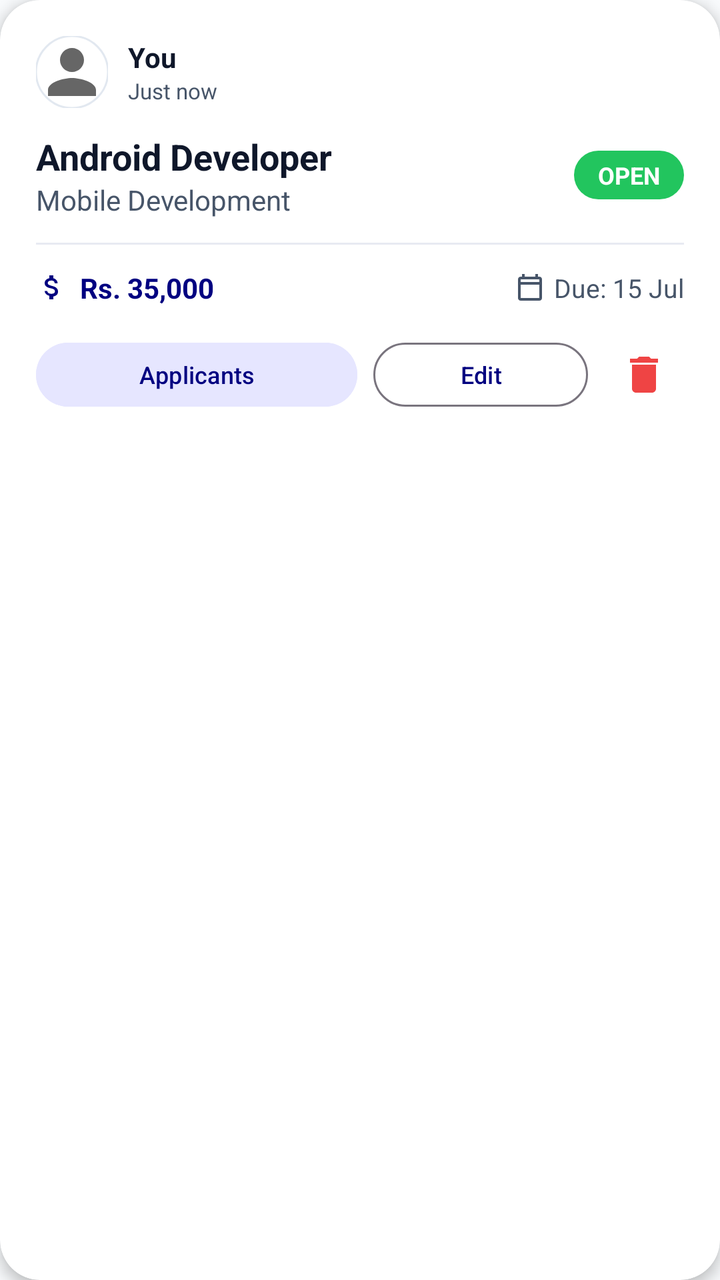
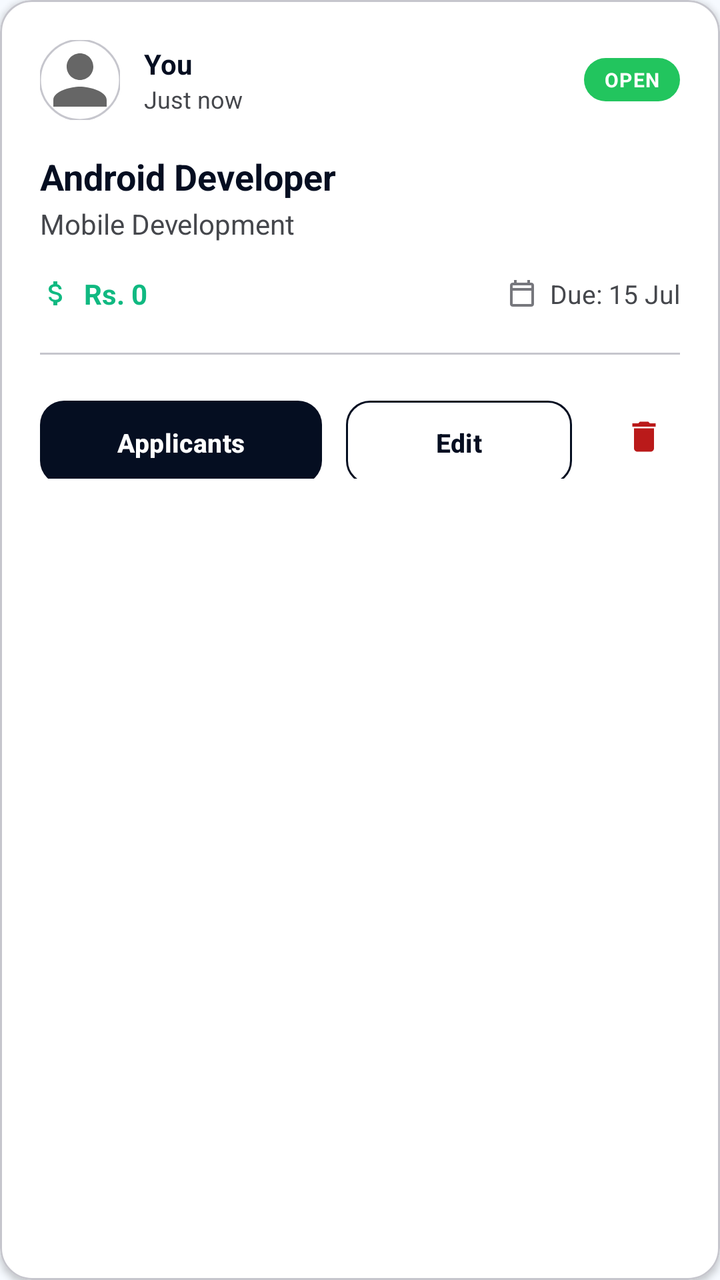

Two renders of the same Android screen: before a commit and after it. Below are the layout's source before the change and the commit's diff.
<!-- AndroidManifest.xml: application theme Theme.MiniJobHunt -->
<!-- res/layout/item_client_job.xml -->
<?xml version="1.0" encoding="utf-8"?>
<androidx.cardview.widget.CardView
    xmlns:android="http://schemas.android.com/apk/res/android"
    xmlns:app="http://schemas.android.com/apk/res-auto"
    android:layout_width="match_parent"
    android:layout_height="wrap_content"
    android:layout_marginHorizontal="8dp"
    android:layout_marginVertical="8dp"
    app:cardCornerRadius="20dp"
    app:cardElevation="4dp"
    app:cardBackgroundColor="@color/surface">

    <LinearLayout
        android:layout_width="match_parent"
        android:layout_height="wrap_content"
        android:orientation="vertical"
        android:padding="18dp">

        
        <LinearLayout
            android:layout_width="match_parent"
            android:layout_height="wrap_content"
            android:orientation="horizontal"
            android:gravity="center_vertical"
            android:layout_marginBottom="12dp">

            <com.google.android.material.imageview.ShapeableImageView
                android:id="@+id/imgClientProfile"
                android:layout_width="36dp"
                android:layout_height="36dp"
                android:scaleType="centerCrop"
                android:src="@drawable/ic_profile"
                app:shapeAppearanceOverlay="@style/CircleImage"
                app:strokeColor="@color/divider"
                app:strokeWidth="1dp" />

            <LinearLayout
                android:layout_width="wrap_content"
                android:layout_height="wrap_content"
                android:orientation="vertical"
                android:layout_marginStart="10dp">

                <LinearLayout
                    android:layout_width="wrap_content"
                    android:layout_height="wrap_content"
                    android:orientation="horizontal"
                    android:gravity="center_vertical">

                    <TextView
                        android:id="@+id/txtClientName"
                        android:layout_width="wrap_content"
                        android:layout_height="wrap_content"
                        android:text="You"
                        android:textColor="@color/text_primary"
                        android:textStyle="bold"
                        android:textSize="14sp" />

                    <ImageView
                        android:id="@+id/imgVerifiedBadge"
                        android:layout_width="20dp"
                        android:layout_height="20dp"
                        android:layout_marginStart="6dp"
                        android:src="@drawable/ic_verified"
                        android:visibility="gone"
                        android:contentDescription="Verified"/>

                </LinearLayout>

                <TextView
                    android:id="@+id/txtPostedAt"
                    android:layout_width="wrap_content"
                    android:layout_height="wrap_content"
                    android:text="Just now"
                    android:textColor="@color/text_secondary"
                    android:textSize="11sp" />

            </LinearLayout>

        </LinearLayout>

        <LinearLayout
            android:layout_width="match_parent"
            android:layout_height="wrap_content"
            android:gravity="center_vertical">

            <LinearLayout
                android:layout_width="0dp"
                android:layout_height="wrap_content"
                android:layout_weight="1"
                android:orientation="vertical">

                <TextView
                    android:id="@+id/txtTitle"
                    android:layout_width="wrap_content"
                    android:layout_height="wrap_content"
                    android:text="Android Developer"
                    android:textSize="18sp"
                    android:textStyle="bold"
                    android:textColor="@color/text_primary"/>

                <TextView
                    android:id="@+id/txtCategory"
                    android:layout_width="wrap_content"
                    android:layout_height="wrap_content"
                    android:text="Mobile Development"
                    android:textColor="@color/text_secondary"
                    android:textSize="14sp"/>

            </LinearLayout>

            <TextView
                android:id="@+id/txtStatus"
                android:layout_width="wrap_content"
                android:layout_height="wrap_content"
                android:text="OPEN"
                android:textStyle="bold"
                android:textSize="12sp"
                android:textColor="@android:color/white"
                android:paddingHorizontal="12dp"
                android:paddingVertical="4dp"
                android:background="@drawable/bg_status_open"/>

        </LinearLayout>

        <View
            android:layout_width="match_parent"
            android:layout_height="1dp"
            android:layout_marginVertical="12dp"
            android:background="#E8EAF2"/>

        <LinearLayout
            android:layout_width="match_parent"
            android:layout_height="wrap_content"
            android:orientation="horizontal"
            android:gravity="center_vertical">

            <ImageView
                android:layout_width="16dp"
                android:layout_height="16dp"
                android:src="@drawable/ic_money"
                app:tint="@color/primary" />

            <TextView
                android:id="@+id/txtBudget"
                android:layout_width="0dp"
                android:layout_height="wrap_content"
                android:layout_weight="1"
                android:layout_marginStart="6dp"
                android:text="Rs. 35,000"
                android:textStyle="bold"
                android:textColor="@color/primary"/>

            <ImageView
                android:layout_width="16dp"
                android:layout_height="16dp"
                android:src="@drawable/ic_calendar"
                app:tint="@color/text_secondary" />

            <TextView
                android:id="@+id/txtDeadline"
                android:layout_width="wrap_content"
                android:layout_height="wrap_content"
                android:layout_marginStart="4dp"
                android:text="Due: 15 Jul"
                android:textSize="13sp"
                android:textColor="@color/text_secondary"/>

        </LinearLayout>

        <LinearLayout
            android:id="@+id/layoutClientActions"
            android:layout_width="match_parent"
            android:layout_height="wrap_content"
            android:layout_marginTop="14dp"
            android:orientation="horizontal">

            <Button
                android:id="@+id/btnApplicants"
                android:layout_width="0dp"
                android:layout_height="40dp"
                android:layout_weight="1.5"
                android:text="Applicants"
                android:textSize="12sp"
                android:textAllCaps="false"
                android:backgroundTint="@color/primary_light"
                android:textColor="@color/primary"/>

            <Button
                android:id="@+id/btnEdit"
                style="?attr/materialButtonOutlinedStyle"
                android:layout_width="0dp"
                android:layout_height="40dp"
                android:layout_weight="1"
                android:layout_marginStart="8dp"
                android:text="Edit"
                android:textSize="12sp"
                android:textAllCaps="false"/>

            <ImageButton
                android:id="@+id/btnDelete"
                android:layout_width="40dp"
                android:layout_height="40dp"
                android:layout_marginStart="8dp"
                android:background="?attr/selectableItemBackgroundBorderless"
                android:src="@drawable/ic_delete"
                app:tint="@color/accent"/>

        </LinearLayout>

        <LinearLayout
            android:id="@+id/layoutCompletion"
            android:layout_width="match_parent"
            android:layout_height="wrap_content"
            android:layout_marginTop="12dp"
            android:orientation="vertical"
            android:visibility="gone">

            <Button
                android:id="@+id/btnViewWork"
                style="?attr/materialButtonOutlinedStyle"
                android:layout_width="match_parent"
                android:layout_height="45dp"
                android:text="View Submitted Work"
                android:textAllCaps="false"
                android:textColor="@color/info"
                android:visibility="gone"/>

            <Button
                android:id="@+id/btnMarkCompleted"
                android:layout_width="match_parent"
                android:layout_height="45dp"
                android:layout_marginTop="8dp"
                android:text="Mark as Completed"
                android:textAllCaps="false"
                android:backgroundTint="@color/success"
                android:textColor="@color/white" />

            <TextView
                android:id="@+id/btnRaiseConflict"
                android:layout_width="wrap_content"
                android:layout_height="wrap_content"
                android:layout_marginTop="12dp"
                android:layout_gravity="center"
                android:text="Problem? Raise a Conflict"
                android:textColor="@color/accent"
                android:textSize="13sp"
                android:textStyle="bold"
                android:padding="8dp" />

        </LinearLayout>

    </LinearLayout>

</androidx.cardview.widget.CardView>
<!-- resources referenced by this layout -->
<resources>
  <color name="accent">#EF4444</color>
  <color name="divider">#E2E8F0</color>
  <color name="info">#000080</color>
  <color name="primary">#000080</color>
  <color name="primary_light">#E6E6FF</color>
  <color name="success">#10B981</color>
  <color name="surface">#FFFFFF</color>
  <color name="text_primary">#0F172A</color>
  <color name="text_secondary">#475569</color>
  <color name="white">#FFFFFF</color>
  <style name="CircleImage">
          <item name="cornerSize">50%</item>
      </style>
  <style name="Theme.MiniJobHunt" parent="Base.Theme.MiniJobHunt" />
  <style name="Base.Theme.MiniJobHunt" parent="Theme.Material3.DayNight.NoActionBar">
          <item name="colorPrimary">@color/primary</item>
          <item name="colorOnPrimary">@color/white</item>
          <item name="colorPrimaryContainer">@color/primary_light</item>
          <item name="colorOnPrimaryContainer">@color/primary_dark</item>
  
          <item name="colorSecondary">@color/info</item>
          <item name="colorOnSecondary">@color/white</item>
  
          <item name="android:windowBackground">@color/background</item>
          <item name="android:statusBarColor">@color/background</item>
          <item name="android:windowLightStatusBar">true</item>
  
          
          <item name="textAppearanceHeadlineLarge">@style/AppText.HeadlineLarge</item>
          <item name="textAppearanceTitleMedium">@style/AppText.TitleMedium</item>
          <item name="textAppearanceBodyLarge">@style/AppText.BodyLarge</item>
      </style>
  <color name="primary_dark">#000066</color>
  <color name="background">#F8FAFC</color>
  <style name="AppText.HeadlineLarge">
          <item name="android:textSize">30sp</item>
          <item name="android:textStyle">bold</item>
          <item name="android:textColor">@color/text_primary</item>
          <item name="android:letterSpacing">-0.02</item>
      </style>
  <!-- unchanged entries left out for length: 8 -->
</resources>

<!-- the commit's change to res/layout/item_client_job.xml (unified diff, before → after) -->
@@ -1,20 +1,23 @@
 <?xml version="1.0" encoding="utf-8"?>
-<androidx.cardview.widget.CardView
+<com.google.android.material.card.MaterialCardView
     xmlns:android="http://schemas.android.com/apk/res/android"
     xmlns:app="http://schemas.android.com/apk/res-auto"
+    xmlns:tools="http://schemas.android.com/tools"
     android:layout_width="match_parent"
     android:layout_height="wrap_content"
-    android:layout_marginHorizontal="8dp"
+    android:layout_marginHorizontal="16dp"
     android:layout_marginVertical="8dp"
-    app:cardCornerRadius="20dp"
-    app:cardElevation="4dp"
-    app:cardBackgroundColor="@color/surface">
+    app:cardCornerRadius="16dp"
+    app:cardElevation="2dp"
+    app:strokeWidth="1dp"
+    app:strokeColor="@color/outline_variant"
+    app:cardBackgroundColor="@color/white">
 
     <LinearLayout
         android:layout_width="match_parent"
         android:layout_height="wrap_content"
         android:orientation="vertical"
-        android:padding="18dp">
+        android:padding="20dp">
 
         
         <LinearLayout
@@ -22,23 +25,24 @@
             android:layout_height="wrap_content"
             android:orientation="horizontal"
             android:gravity="center_vertical"
-            android:layout_marginBottom="12dp">
+            android:layout_marginBottom="16dp">
 
             <com.google.android.material.imageview.ShapeableImageView
                 android:id="@+id/imgClientProfile"
-                android:layout_width="36dp"
-                android:layout_height="36dp"
+                android:layout_width="40dp"
+                android:layout_height="40dp"
                 android:scaleType="centerCrop"
                 android:src="@drawable/ic_profile"
                 app:shapeAppearanceOverlay="@style/CircleImage"
-                app:strokeColor="@color/divider"
+                app:strokeColor="@color/outline_variant"
                 app:strokeWidth="1dp" />
 
             <LinearLayout
-                android:layout_width="wrap_content"
-                android:layout_height="wrap_content"
+                android:layout_width="0dp"
+                android:layout_height="wrap_content"
+                android:layout_weight="1"
                 android:orientation="vertical"
-                android:layout_marginStart="10dp">
+                android:layout_marginStart="12dp">
 
                 <LinearLayout
                     android:layout_width="wrap_content"
@@ -51,18 +55,18 @@
                         android:layout_width="wrap_content"
                         android:layout_height="wrap_content"
                         android:text="You"
-                        android:textColor="@color/text_primary"
+                        android:textColor="@color/primary"
                         android:textStyle="bold"
                         android:textSize="14sp" />
 
                     <ImageView
                         android:id="@+id/imgVerifiedBadge"
-                        android:layout_width="20dp"
-                        android:layout_height="20dp"
+                        android:layout_width="16dp"
+                        android:layout_height="16dp"
                         android:layout_marginStart="6dp"
                         android:src="@drawable/ic_verified"
                         android:visibility="gone"
-                        android:contentDescription="Verified"/>
+                        app:tint="@color/orange_primary" />
 
                 </LinearLayout>
 
@@ -72,39 +76,7 @@
                     android:layout_height="wrap_content"
                     android:text="Just now"
                     android:textColor="@color/text_secondary"
-                    android:textSize="11sp" />
-
-            </LinearLayout>
-
-        </LinearLayout>
-
-        <LinearLayout
-            android:layout_width="match_parent"
-            android:layout_height="wrap_content"
-            android:gravity="center_vertical">
-
-            <LinearLayout
-                android:layout_width="0dp"
-                android:layout_height="wrap_content"
-                android:layout_weight="1"
-                android:orientation="vertical">
-
-                <TextView
-                    android:id="@+id/txtTitle"
-                    android:layout_width="wrap_content"
-                    android:layout_height="wrap_content"
-                    android:text="Android Developer"
-                    android:textSize="18sp"
-                    android:textStyle="bold"
-                    android:textColor="@color/text_primary"/>
-
-                <TextView
-                    android:id="@+id/txtCategory"
-                    android:layout_width="wrap_content"
-                    android:layout_height="wrap_content"
-                    android:text="Mobile Development"
-                    android:textColor="@color/text_secondary"
-                    android:textSize="14sp"/>
+                    android:textSize="12sp" />
 
             </LinearLayout>
 
@@ -114,31 +86,45 @@
                 android:layout_height="wrap_content"
                 android:text="OPEN"
                 android:textStyle="bold"
-                android:textSize="12sp"
-                android:textColor="@android:color/white"
-                android:paddingHorizontal="12dp"
+                android:textSize="10sp"
+                android:textColor="@color/white"
+                android:paddingHorizontal="10dp"
                 android:paddingVertical="4dp"
-                android:background="@drawable/bg_status_open"/>
-
-        </LinearLayout>
-
-        <View
-            android:layout_width="match_parent"
-            android:layout_height="1dp"
-            android:layout_marginVertical="12dp"
-            android:background="#E8EAF2"/>
+                android:background="@drawable/bg_status_open"
+                android:letterSpacing="0.05" />
+
+        </LinearLayout>
+
+        <TextView
+            android:id="@+id/txtTitle"
+            android:layout_width="match_parent"
+            android:layout_height="wrap_content"
+            android:text="Android Developer"
+            android:textSize="18sp"
+            android:textStyle="bold"
+            android:textColor="@color/primary"/>
+
+        <TextView
+            android:id="@+id/txtCategory"
+            android:layout_width="match_parent"
+            android:layout_height="wrap_content"
+            android:layout_marginTop="2dp"
+            android:text="Mobile Development"
+            android:textColor="@color/text_secondary"
+            android:textSize="14sp"/>
 
         <LinearLayout
             android:layout_width="match_parent"
             android:layout_height="wrap_content"
             android:orientation="horizontal"
-            android:gravity="center_vertical">
+            android:gravity="center_vertical"
+            android:layout_marginTop="16dp">
 
             <ImageView
                 android:layout_width="16dp"
                 android:layout_height="16dp"
                 android:src="@drawable/ic_money"
-                app:tint="@color/primary" />
+                app:tint="@color/success" />
 
             <TextView
                 android:id="@+id/txtBudget"
@@ -146,64 +132,69 @@
                 android:layout_height="wrap_content"
                 android:layout_weight="1"
                 android:layout_marginStart="6dp"
-                android:text="Rs. 35,000"
+                android:text="Rs. 0"
                 android:textStyle="bold"
-                android:textColor="@color/primary"/>
+                android:textColor="@color/success"
+                android:textSize="14sp"/>
 
             <ImageView
                 android:layout_width="16dp"
                 android:layout_height="16dp"
                 android:src="@drawable/ic_calendar"
-                app:tint="@color/text_secondary" />
+                app:tint="@color/text_muted" />
 
             <TextView
                 android:id="@+id/txtDeadline"
                 android:layout_width="wrap_content"
                 android:layout_height="wrap_content"
-                android:layout_marginStart="4dp"
+                android:layout_marginStart="6dp"
                 android:text="Due: 15 Jul"
                 android:textSize="13sp"
                 android:textColor="@color/text_secondary"/>
 
         </LinearLayout>
 
+        <View
+            android:layout_width="match_parent"
+            android:layout_height="1dp"
+            android:layout_marginVertical="20dp"
+            android:background="@color/outline_variant"/>
+
         <LinearLayout
             android:id="@+id/layoutClientActions"
             android:layout_width="match_parent"
             android:layout_height="wrap_content"
-            android:layout_marginTop="14dp"
             android:orientation="horizontal">
 
-            <Button
+            <com.google.android.material.button.MaterialButton
                 android:id="@+id/btnApplicants"
-                android:layout_width="0dp"
-                android:layout_height="40dp"
-                android:layout_weight="1.5"
+                style="@style/AppButton.Primary"
+                android:layout_width="0dp"
+                android:layout_height="42dp"
+                android:layout_weight="1"
                 android:text="Applicants"
-                android:textSize="12sp"
-                android:textAllCaps="false"
-                android:backgroundTint="@color/primary_light"
-                android:textColor="@color/primary"/>
-
-            <Button
+                android:textSize="13sp"
+                android:textAllCaps="false" />
+
+            <com.google.android.material.button.MaterialButton
                 android:id="@+id/btnEdit"
-                style="?attr/materialButtonOutlinedStyle"
-                android:layout_width="0dp"
-                android:layout_height="40dp"
-                android:layout_weight="1"
-                android:layout_marginStart="8dp"
+                style="@style/AppButton.Ghost"
+                android:layout_width="0dp"
+                android:layout_height="42dp"
+                android:layout_weight="0.8"
+                android:layout_marginStart="12dp"
                 android:text="Edit"
-                android:textSize="12sp"
+                android:textSize="13sp"
                 android:textAllCaps="false"/>
 
-            <ImageButton
+            <com.google.android.material.button.MaterialButton
                 android:id="@+id/btnDelete"
-                android:layout_width="40dp"
-                android:layout_height="40dp"
-                android:layout_marginStart="8dp"
-                android:background="?attr/selectableItemBackgroundBorderless"
-                android:src="@drawable/ic_delete"
-                app:tint="@color/accent"/>
+                style="@style/Widget.Material3.Button.IconButton"
+                android:layout_width="42dp"
+                android:layout_height="42dp"
+                android:layout_marginStart="12dp"
+                app:icon="@drawable/ic_delete"
+                app:iconTint="@color/accent" />
 
         </LinearLayout>
 
@@ -211,32 +202,32 @@
             android:id="@+id/layoutCompletion"
             android:layout_width="match_parent"
             android:layout_height="wrap_content"
-            android:layout_marginTop="12dp"
             android:orientation="vertical"
-            android:visibility="gone">
-
-            <Button
+            android:visibility="gone"
+            tools:visibility="visible">
+
+            <com.google.android.material.button.MaterialButton
                 android:id="@+id/btnViewWork"
-                style="?attr/materialButtonOutlinedStyle"
+                style="@style/AppButton.Ghost"
                 android:layout_width="match_parent"
-                android:layout_height="45dp"
+                android:layout_height="42dp"
                 android:text="View Submitted Work"
                 android:textAllCaps="false"
-                android:textColor="@color/info"
-                android:visibility="gone"/>
-
-            <Button
+                android:visibility="gone" />
+
+            <com.google.android.material.button.MaterialButton
                 android:id="@+id/btnMarkCompleted"
+                style="@style/AppButton.Accent"
                 android:layout_width="match_parent"
-                android:layout_height="45dp"
-                android:layout_marginTop="8dp"
+                android:layout_height="42dp"
+                android:layout_marginTop="12dp"
                 android:text="Mark as Completed"
-                android:textAllCaps="false"
-                android:backgroundTint="@color/success"
-                android:textColor="@color/white" />
-
-            <TextView
+                android:textAllCaps="false" />
+
+
+            <com.google.android.material.button.MaterialButton
                 android:id="@+id/btnRaiseConflict"
+                style="@style/Widget.Material3.Button.TextButton"
                 android:layout_width="wrap_content"
                 android:layout_height="wrap_content"
                 android:layout_marginTop="12dp"
@@ -244,11 +235,10 @@
                 android:text="Problem? Raise a Conflict"
                 android:textColor="@color/accent"
                 android:textSize="13sp"
-                android:textStyle="bold"
-                android:padding="8dp" />
+                android:textAllCaps="false" />
 
         </LinearLayout>
 
     </LinearLayout>
 
-</androidx.cardview.widget.CardView>
+</com.google.android.material.card.MaterialCardView>
<!-- resource entries referenced after the edit -->
@@ -1,15 +1,45 @@
 <!-- resources referenced by this layout -->
 <resources>
-  <color name="accent">#EF4444</color>
-  <color name="divider">#E2E8F0</color>
-  <color name="info">#000080</color>
-  <color name="primary">#000080</color>
-  <color name="primary_light">#E6E6FF</color>
+  <color name="accent">#ba1a1a</color>
+  <color name="orange_primary">#de6a00</color>
+  <color name="outline_variant">#c6c6cd</color>
+  <color name="info">#050e21</color>
+  <style name="ShapeAppearance.App.Medium" parent="ShapeAppearance.Material3.MediumComponent">
+          <item name="cornerSize">12dp</item>
+      </style>
+  <color name="primary">#050e21</color>
   <color name="success">#10B981</color>
-  <color name="surface">#FFFFFF</color>
-  <color name="text_primary">#0F172A</color>
-  <color name="text_secondary">#475569</color>
+  <color name="text_muted">#76777d</color>
+  <color name="text_primary">#141d23</color>
+  <color name="text_secondary">#45474c</color>
   <color name="white">#FFFFFF</color>
+  <style name="AppButton.Accent" parent="Widget.Material3.Button">
+          <item name="backgroundTint">@color/orange_primary</item>
+          <item name="android:textColor">@color/white</item>
+          <item name="shapeAppearance">@style/ShapeAppearance.App.Medium</item>
+          <item name="android:insetTop">0dp</item>
+          <item name="android:insetBottom">0dp</item>
+          <item name="android:letterSpacing">0.01</item>
+          <item name="android:textStyle">bold</item>
+      </style>
+  <style name="AppButton.Ghost" parent="Widget.Material3.Button.OutlinedButton">
+          <item name="android:textColor">@color/primary</item>
+          <item name="strokeColor">@color/primary</item>
+          <item name="strokeWidth">1dp</item>
+          <item name="shapeAppearance">@style/ShapeAppearance.App.Medium</item>
+          <item name="android:insetTop">0dp</item>
+          <item name="android:insetBottom">0dp</item>
+          <item name="android:textStyle">bold</item>
+      </style>
+  <style name="AppButton.Primary" parent="Widget.Material3.Button">
+          <item name="backgroundTint">@color/primary</item>
+          <item name="android:textColor">@color/white</item>
+          <item name="shapeAppearance">@style/ShapeAppearance.App.Medium</item>
+          <item name="android:insetTop">0dp</item>
+          <item name="android:insetBottom">0dp</item>
+          <item name="android:letterSpacing">0.01</item>
+          <item name="android:textStyle">bold</item>
+      </style>
   <style name="CircleImage">
           <item name="cornerSize">50%</item>
       </style>
@@ -17,10 +47,10 @@
   <style name="Base.Theme.MiniJobHunt" parent="Theme.Material3.DayNight.NoActionBar">
           <item name="colorPrimary">@color/primary</item>
           <item name="colorOnPrimary">@color/white</item>
-          <item name="colorPrimaryContainer">@color/primary_light</item>
-          <item name="colorOnPrimaryContainer">@color/primary_dark</item>
+          <item name="colorPrimaryContainer">@color/primary_container</item>
+          <item name="colorOnPrimaryContainer">@color/on_primary_container</item>
   
-          <item name="colorSecondary">@color/info</item>
+          <item name="colorSecondary">@color/secondary</item>
           <item name="colorOnSecondary">@color/white</item>
   
           <item name="android:windowBackground">@color/background</item>
@@ -31,15 +61,24 @@
           <item name="textAppearanceHeadlineLarge">@style/AppText.HeadlineLarge</item>
           <item name="textAppearanceTitleMedium">@style/AppText.TitleMedium</item>
           <item name="textAppearanceBodyLarge">@style/AppText.BodyLarge</item>
+          <item name="textAppearanceLabelMedium">@style/AppText.LabelMedium</item>
       </style>
-  <color name="primary_dark">#000066</color>
-  <color name="background">#F8FAFC</color>
+  <color name="primary_container">#1b2437</color>
+  <color name="on_primary_container">#828ba2</color>
+  <color name="secondary">#5c5f60</color>
+  <color name="background">#f6faff</color>
   <style name="AppText.HeadlineLarge">
-          <item name="android:textSize">30sp</item>
+          <item name="android:textSize">24sp</item>
           <item name="android:textStyle">bold</item>
           <item name="android:textColor">@color/text_primary</item>
           <item name="android:letterSpacing">-0.02</item>
       </style>
+  <style name="AppText.LabelMedium">
+          <item name="android:textSize">12sp</item>
+          <item name="android:textStyle">bold</item>
+          <item name="android:textColor">@color/text_muted</item>
+          <item name="android:letterSpacing">0.01</item>
+      </style>
   <!-- unchanged entries left out for length: 8 -->
 </resources>
 
